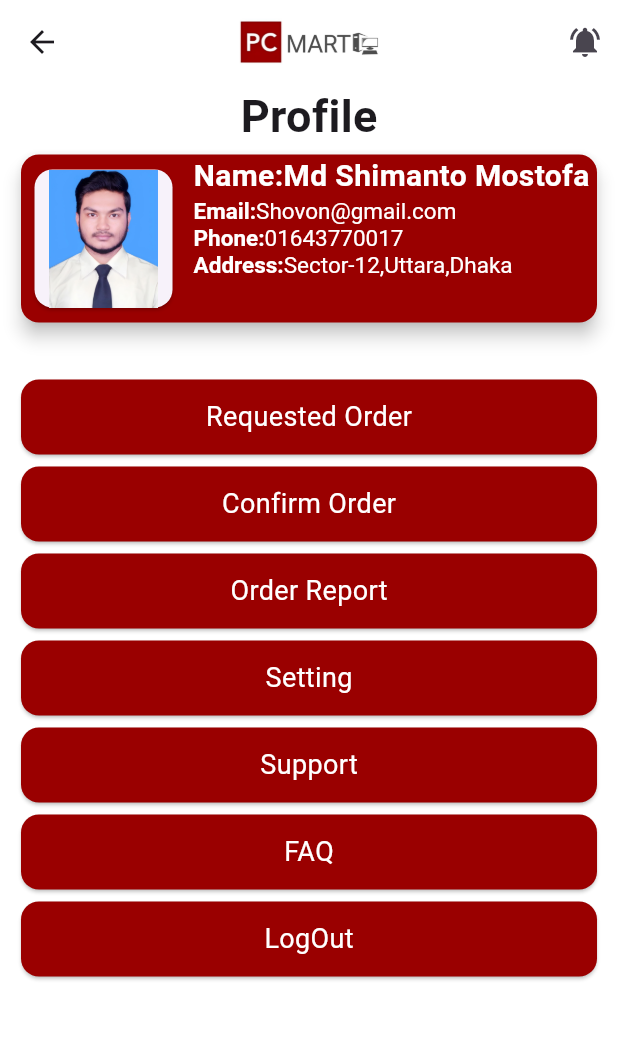
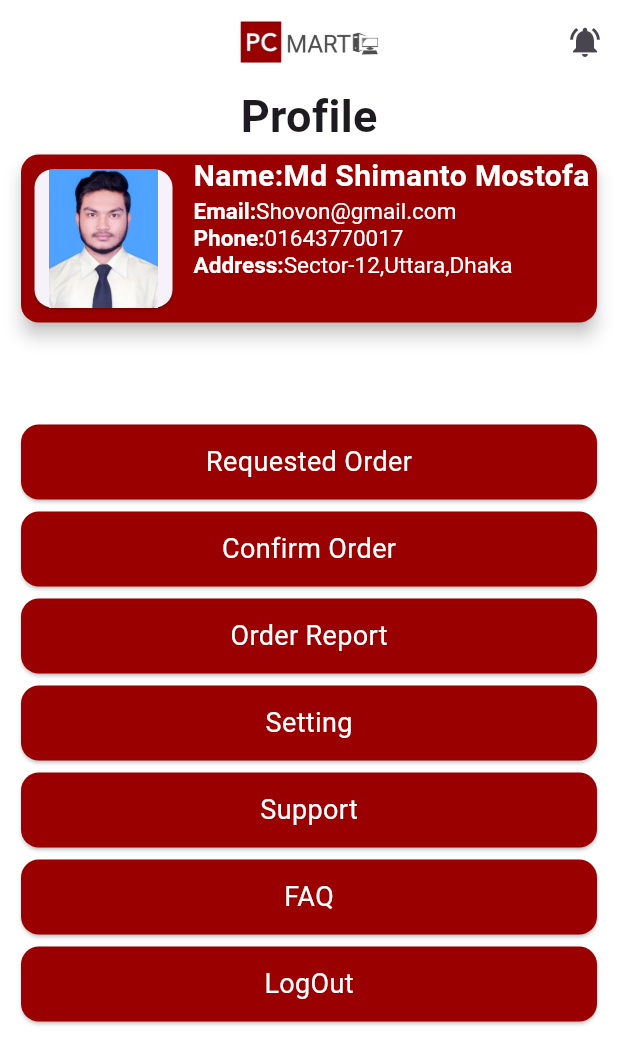
Before and after one commit to Shovon0017/pc_mart_version02, a Flutter app: the Profile screen opened directly, on a phone screen of 412 x 824 dp. Shown: the top 1064 px of the screen. Run offline on Flutter 3.47's test engine with Material 3 defaults, Android fonts, the phone set to English and light mode, and no system bars; our stand-ins replace animated_notch_bottom_bar, carousel_slider, flutter_easyloading, flutter_secure_storage, fluttertoast, get and 3 more; missing offline and left inert: flutter_sslcommerz; accounts and stored records are empty.

Commit message:
pc mart version 2

```diff
--- a/lib/main.dart
+++ b/lib/main.dart
@@ -1,6 +1,7 @@
 import 'package:flutter/material.dart';
 import 'package:flutter_easyloading/flutter_easyloading.dart';
 import 'package:get/get.dart';
+import 'package:pc_shop_version02/view/screen/Profile/profile.dart';
 import 'package:pc_shop_version02/view/screen/splash/splash.dart';
 void main(){
   runApp(const MyApp());
@@ -11,7 +12,7 @@ class MyApp extends StatelessWidget {
   @override
   Widget build(BuildContext context) {
     return GetMaterialApp(debugShowCheckedModeBanner: false,
-      home: Splash(),
+      home: Profile(),
         builder: EasyLoading.init(),
     );
   }
--- a/lib/view/screen/Profile/profile.dart
+++ b/lib/view/screen/Profile/profile.dart
@@ -114,6 +114,10 @@ class _ProfileState extends State<Profile> {
               const SizedBox(
                 height: 30,
               ),
+
+              SizedBox(
+                height: 30,
+              ),
               CommonButton(buttonName: "Requested Order", onTap: () {
                 Get.to(()=>const Order());
               }),
```
